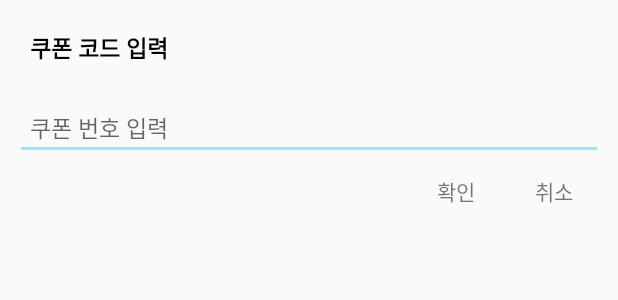
After one commit to Mineru98/CnA, an Android app: the layout insertcode_dialog.xml on its own in the app's theme, with its tools: preview values and no code run, on a phone screen of 412 x 824 dp. The commit adds this screen. Shown: the top 300 px of the screen. Run offline under Robolectric (Android 15) with nearby library versions, the phone set to English and light mode, and no system bars.

Commit message:
Update Code
Add InsertCode Dialog

```diff
--- a/app/src/main/java/com/cna/mineru/cna/Utils/DefaultInputDialog.java
+++ b/app/src/main/java/com/cna/mineru/cna/Utils/DefaultInputDialog.java
@@ -22,7 +22,7 @@ import java.util.Objects;
 
 import static android.content.Context.MODE_PRIVATE;
 
-public class DefaultInputDialog extends DialogFragment{
+public class DefaultInputDialog extends DialogFragment {
     private OnMyDialogResult mDialogResult;
     private ListView lv;
     private DefaultInputAdapter mAdapater;
--- /dev/null
+++ b/app/src/main/java/com/cna/mineru/cna/Utils/InsertCodeDialog.java
@@ -0,0 +1,47 @@
+package com.cna.mineru.cna.Utils;
+
+import android.app.AlertDialog;
+import android.app.Dialog;
+import android.os.Bundle;
+import android.support.v4.app.DialogFragment;
+import android.view.LayoutInflater;
+import android.view.View;
+import android.widget.EditText;
+import android.widget.TextView;
+
+import com.cna.mineru.cna.R;
+
+import org.w3c.dom.Text;
+
+import java.util.Objects;
+
+public class InsertCodeDialog extends DialogFragment {
+
+    @Override
+    public Dialog onCreateDialog(Bundle saveInstanceState) {
+        AlertDialog.Builder builder = new AlertDialog.Builder(getActivity());
+        LayoutInflater inflater = Objects.requireNonNull(getActivity()).getLayoutInflater();
+        View dig = inflater.inflate(R.layout.insertcode_dialog, null);
+        TextView tv_title = (TextView) dig.findViewById(R.id.tv_title);
+        EditText et_code = (EditText) dig.findViewById(R.id.et_code);
+        TextView btn_ok = (TextView) dig.findViewById(R.id.btn_ok);
+        TextView btn_cancel = (TextView) dig.findViewById(R.id.btn_cancel);
+
+        btn_ok.setOnClickListener(new View.OnClickListener() {
+            @Override
+            public void onClick(View v) {
+                InsertCodeDialog.this.dismiss();
+            }
+        });
+
+        btn_cancel.setOnClickListener(new View.OnClickListener() {
+            @Override
+            public void onClick(View v) {
+                InsertCodeDialog.this.dismiss();
+            }
+        });
+
+        builder.setView(dig);
+        return builder.create();
+    }
+}
--- a/app/src/main/java/com/cna/mineru/cna/Utils/PhotoDialog.java
+++ b/app/src/main/java/com/cna/mineru/cna/Utils/PhotoDialog.java
@@ -20,7 +20,6 @@ public class PhotoDialog extends DialogFragment {
         View dialog = inflater.inflate(R.layout.dialog_camera, null, false);
         TextView btn_camera = (TextView)dialog.findViewById(R.id.btn_camera);
         TextView btn_gallery = (TextView)dialog.findViewById(R.id.btn_gallery);
-
 
         btn_camera.setOnClickListener(new View.OnClickListener() {
             @Override
--- a/app/src/main/res/layout/dialog_camera.xml
+++ b/app/src/main/res/layout/dialog_camera.xml
@@ -4,13 +4,13 @@
     android:layout_height="match_parent"
     android:orientation="vertical">
     <TextView
-        android:id="@+id/tv_top"
+        android:id="@+id/tv_title"
         android:layout_width="match_parent"
         android:layout_height="wrap_content"
         android:layout_marginTop="10dp"
         android:layout_marginStart="10dp"
         android:layout_marginEnd="10dp"
-        android:padding="10px"
+        android:padding="10dp"
         android:textColor="#000000"
         android:gravity="left"
         android:textSize="15sp"
--- /dev/null
+++ b/app/src/main/res/layout/insertcode_dialog.xml
@@ -0,0 +1,51 @@
+<?xml version="1.0" encoding="utf-8"?>
+<LinearLayout xmlns:android="http://schemas.android.com/apk/res/android"
+    android:layout_width="match_parent"
+    android:layout_height="match_parent"
+    android:orientation="vertical">
+    <TextView
+        android:id="@+id/tv_title"
+        android:layout_width="match_parent"
+        android:layout_height="wrap_content"
+        android:layout_marginTop="10dp"
+        android:layout_marginStart="10dp"
+        android:layout_marginEnd="10dp"
+        android:padding="10dp"
+        android:textColor="#000000"
+        android:textSize="15sp"
+        android:textStyle="bold"
+        android:text="@string/tv_title_dialog_3" />
+    <EditText
+        android:id="@+id/et_code"
+        android:layout_width="match_parent"
+        android:layout_height="wrap_content"
+        android:layout_marginTop="10dp"
+        android:layout_marginStart="10dp"
+        android:layout_marginEnd="10dp"
+        android:padding="10dp"
+        android:inputType="textPersonName"
+        android:hint="@string/et_code_dialog"
+        android:textStyle="normal"
+        android:textSize="15sp"/>
+    <RelativeLayout
+        android:layout_width="match_parent"
+        android:layout_height="wrap_content">
+        <TextView
+            android:id="@+id/btn_ok"
+            android:layout_width="wrap_content"
+            android:layout_height="wrap_content"
+            android:layout_toStartOf="@+id/btn_cancel"
+            android:layout_marginEnd="20dp"
+            android:padding="10dp"
+            android:text="확인"/>
+        <TextView
+            android:id="@+id/btn_cancel"
+            android:layout_width="wrap_content"
+            android:layout_height="wrap_content"
+            android:layout_alignParentEnd="true"
+            android:layout_marginEnd="20dp"
+            android:padding="10dp"
+            android:text="취소"/>
+    </RelativeLayout>
+
+</LinearLayout>
--- a/app/src/main/res/values/strings.xml
+++ b/app/src/main/res/values/strings.xml
@@ -38,4 +38,6 @@
     <string name="item_2">공지사항</string>
     <string name="tv_title_dialog_1">학년을 선택해 주세요.</string>
     <string name="tv_title_dialog_2">자동으로 학년별 단원 업데이트가 가능해요 !</string>
+    <string name="tv_title_dialog_3">쿠폰 코드 입력</string>
+    <string name="et_code_dialog">쿠폰 번호 입력</string>
 </resources>
```
Also changed, not shown: 1 other file.
